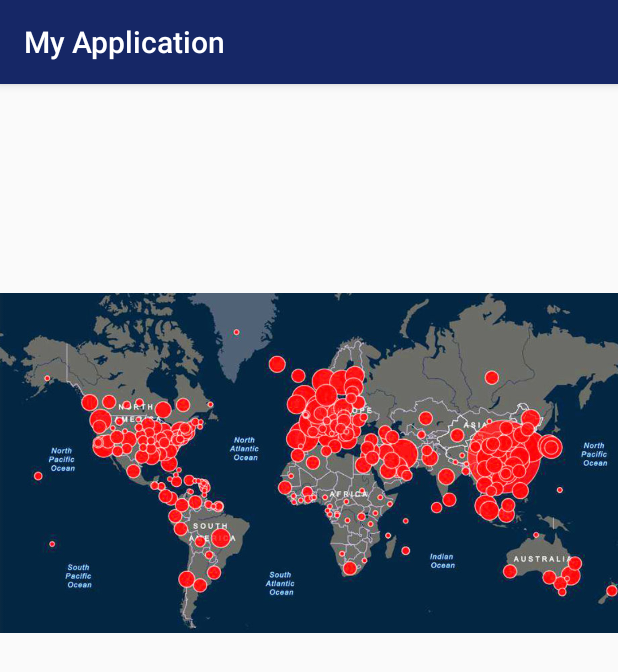
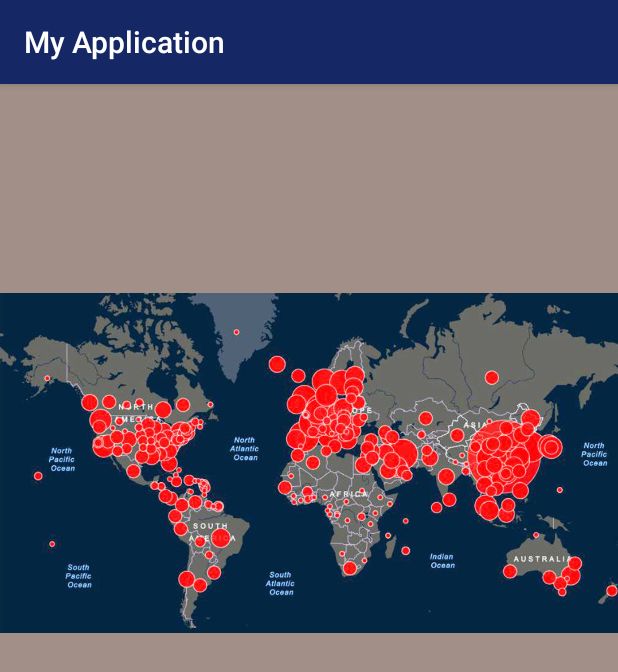
Before and after one commit to srikanthsc/mobile-project, an Android app: the MyMap screen opened directly, with no data from a screen before it, on a phone screen of 412 x 824 dp. Shown: the top 672 px of the screen. Run offline under Robolectric (Android 15) with nearby library versions, the phone set to English and light mode, and no system bars; network calls fail.

Commit message:
readme et screenshot

```diff
--- a/app/src/main/res/layout/activity_new.xml
+++ b/app/src/main/res/layout/activity_new.xml
@@ -4,6 +4,7 @@
     xmlns:tools="http://schemas.android.com/tools"
     android:layout_width="match_parent"
     android:layout_height="match_parent"
+    android:background="#a29088"
     android:layout_centerHorizontal="true"
 
     tools:context=".MyMap">
```
